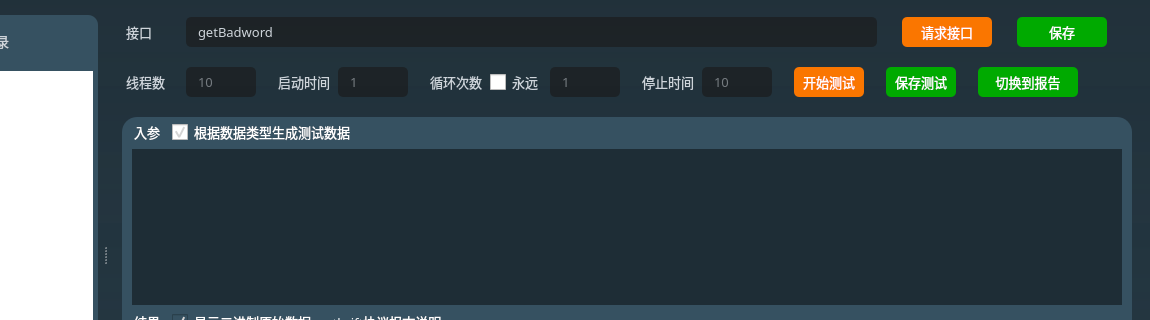
This is source/thriftwidget.ui in HuaGouFdog/Fdog-Kit as Qt 5 draws it before an edit; both pictures show x 222 to 1372 and y 94 to 414 of the 1372 by 701 pixel window. The edited form follows.
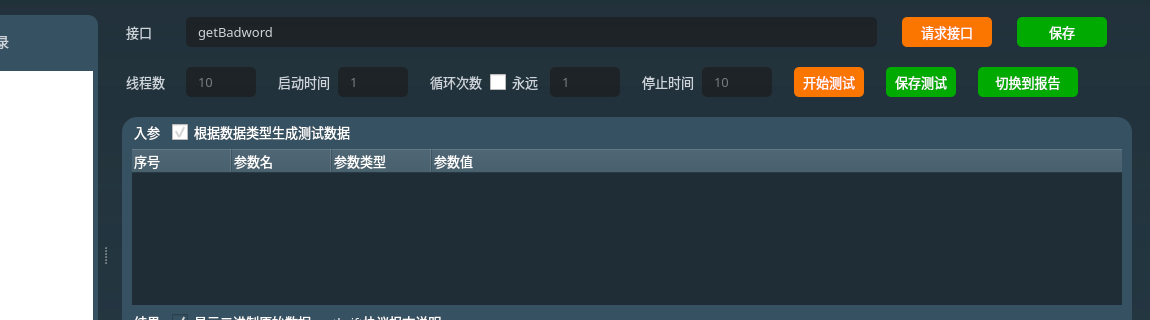
This is the edited form. Icons and pictures are not drawn.

What changed in the file:
```diff
--- a/source/thriftwidget.ui
+++ b/source/thriftwidget.ui
@@ -3163,7 +3163,7 @@
                       <bool>false</bool>
                      </property>
                      <attribute name="headerVisible">
-                      <bool>false</bool>
+                      <bool>true</bool>
                      </attribute>
                      <attribute name="headerDefaultSectionSize">
                       <number>100</number>
```
